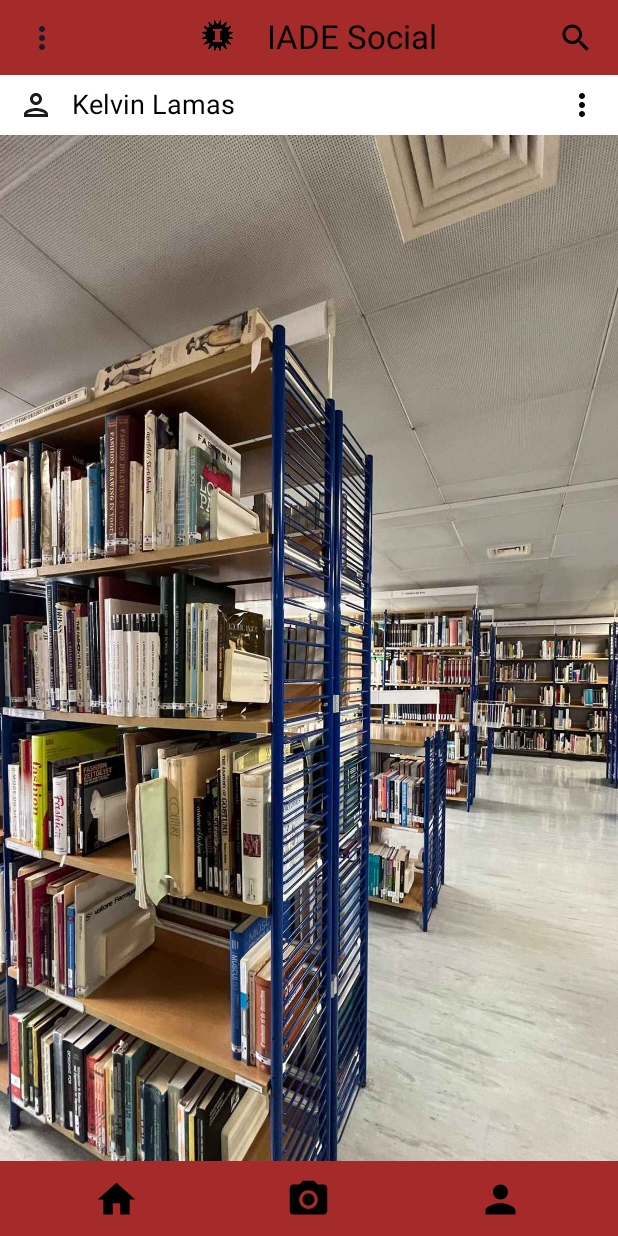
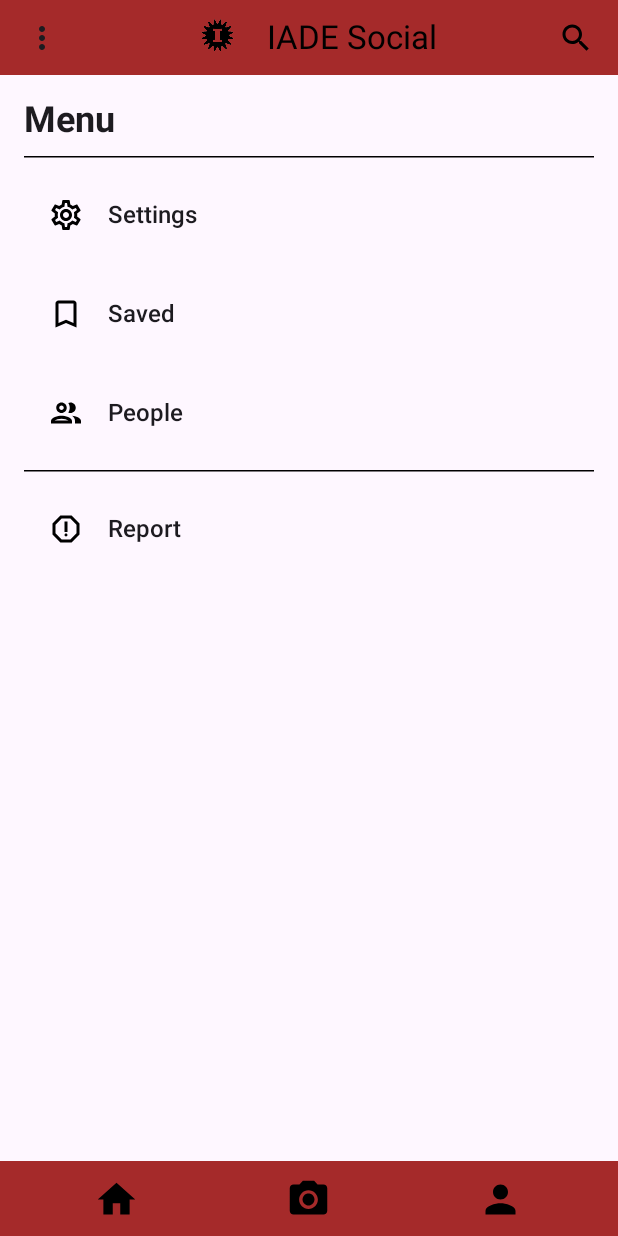
Before and after one commit to Kcrazy75/ProjetoMobile-IADESocial, an Android app built with Jetpack Compose: the MainFeed screen opened directly, with no data from a screen before it, after a tap on "Menu", on a phone screen of 412 x 824 dp. Run offline under Robolectric (Android 15) with nearby library versions, the phone set to English and light mode, and no system bars.

Commit message:
The Big One

```diff
--- a/app/build.gradle.kts
+++ b/app/build.gradle.kts
@@ -53,6 +53,7 @@ dependencies {
     implementation(libs.androidx.constraintlayout.compose.android)
     implementation(libs.androidx.benchmark.macro)
     implementation(libs.androidx.runtime.livedata)
+    implementation(libs.navigation.compose)
 
     testImplementation(libs.junit)
 
--- a/app/src/main/java/com/example/iadesocial/MainFeed.kt
+++ b/app/src/main/java/com/example/iadesocial/MainFeed.kt
@@ -33,10 +33,10 @@ import androidx.compose.material3.Text
 import androidx.compose.material3.TopAppBarDefaults
 import androidx.compose.material3.rememberTopAppBarState
 import androidx.compose.runtime.Composable
-import androidx.compose.runtime.getValue
+import androidx.compose.runtime.LaunchedEffect
 import androidx.compose.runtime.mutableStateOf
+import androidx.compose.runtime.produceState
 import androidx.compose.runtime.remember
-import androidx.compose.runtime.setValue
 import androidx.compose.ui.Alignment
 import androidx.compose.ui.Modifier
 import androidx.compose.ui.graphics.Color
@@ -44,23 +44,33 @@ import androidx.compose.ui.input.nestedscroll.nestedScroll
 import androidx.compose.ui.res.painterResource
 import androidx.compose.ui.tooling.preview.Preview
 import androidx.compose.ui.unit.dp
+import androidx.navigation.NavController
+import androidx.navigation.NavHostController
+import androidx.navigation.compose.NavHost
+import androidx.navigation.compose.composable
+import androidx.navigation.compose.rememberNavController
+import com.example.iadesocial.activity.MenuAccount
+import com.example.iadesocial.activity.MenuBlocked
+import com.example.iadesocial.activity.MenuSaved
+import com.example.iadesocial.activity.MenuScreen
+import com.example.iadesocial.activity.MenuSettings
 import com.example.iadesocial.activity.ProfileScreen
 import com.example.iadesocial.data.models.entities.Post
+import com.example.iadesocial.data.repositories.PostRepository
 import com.example.iadesocial.data.SampleData
 import com.example.iadesocial.items.PostItem
 
 class MainFeed : ComponentActivity() {
     override fun onCreate(savedInstanceState: Bundle?) {
         super.onCreate(savedInstanceState)
-        setContent { MainFeedScreen(SampleData.postsForProfile1) }
+        setContent { MainFeedScreen(navController = rememberNavController()) }
     }
 }
 
 @OptIn(ExperimentalMaterial3Api::class)
 @Composable
-fun MainFeedScreen(posts: List<Post>) {
+fun MainFeedScreen(navController: NavController) {
     val scrollBehavior = TopAppBarDefaults.pinnedScrollBehavior(rememberTopAppBarState())
-    var selectedTab by remember { mutableStateOf("Home") }
 
     Scaffold(
         modifier = Modifier
@@ -89,15 +99,15 @@ fun MainFeedScreen(posts: List<Post>) {
                     }
                 },
                 navigationIcon = {
-                    if (selectedTab == "Home") {
-                        IconButton(onClick = { /* Handle menu action */ }) {
+                    if (navController.currentDestination?.route != "Home") {        //suposto mudar o icone quando nao estiver na home
+                        IconButton(onClick = { navController.navigate("Menu")}) {
                             Icon(
                                 imageVector = Icons.Filled.MoreVert,
                                 contentDescription = "Menu"
                             )
                         }
                         } else {
-                        IconButton(onClick = { selectedTab = "Home"/* change View */ }) {
+                        IconButton(onClick = { navController.popBackStack()}) {
                             Icon(
                                 imageVector = Icons.AutoMirrored.Filled.ArrowBack,
                                 contentDescription = "Back"
@@ -106,18 +116,10 @@ fun MainFeedScreen(posts: List<Post>) {
                     }
                 },
                 actions = {
-                    if (selectedTab == "Home") {
+                    if (navController.currentDestination?.route != "Home") {
                         IconButton(onClick = { /* Handle search action */ }) {
                             Icon(
                                 imageVector = Icons.Filled.Search,
-                                contentDescription = "Search",
-                                tint = Color.Black
-                            )
-                        }
-                    } else {
-                        IconButton(onClick = { /* Handle search action */ }) {
-                            Icon(
-                                imageVector = Icons.Filled.MoreVert,
                                 contentDescription = "Search",
                                 tint = Color.Black
                             )
@@ -135,7 +137,7 @@ fun MainFeedScreen(posts: List<Post>) {
             ) {
                 Spacer(modifier = Modifier.width(45.dp))
 
-                IconButton(onClick = { selectedTab = "Home" }) {
+                IconButton(onClick = { navController.navigate("Home") }) {
                     Icon(
                         imageVector = Icons.Filled.Home,
                         contentDescription = "Home",
@@ -161,7 +163,7 @@ fun MainFeedScreen(posts: List<Post>) {
 
                 Spacer(modifier = Modifier.width(65.dp))
 
-                IconButton(onClick = { selectedTab = "Profile" }) {
+                IconButton(onClick = { navController.navigate("Profile") }){
                     Icon(
                         imageVector = Icons.Filled.Person,
                         contentDescription = "profile",
@@ -170,21 +172,33 @@ fun MainFeedScreen(posts: List<Post>) {
                 }
             }
         }
-    ) { innerPadding ->
-        Box(modifier = Modifier.padding(innerPadding)){
-            when (selectedTab) {
-                "Home" -> HomeScreen(posts)
-                //"CreatePost" -> CreatePostScreen()
-                //"Search" -> SearchScreen()
-                //"ViewPost" -> ViewPostScreen()"
-                "Profile" -> ProfileScreen()
-            }
+    ) { innerPadding -> Box(modifier = Modifier.padding(innerPadding)) {
+            //HomeScreen(navController, SampleData.postsForProfile1)
+            AppNavHost(navController as NavHostController)
         }
     }
 }
 
 @Composable
-fun HomeScreen(posts: List<Post>) {
+fun AppNavHost(navController: NavHostController) {
+    //val (posts, setPosts) = remember { mutableStateOf<List<Post>?>(null) }
+    //val (loading, setLoading) = remember { mutableStateOf(true) }
+    val posts = SampleData.postsForProfile1
+
+    NavHost( navController = navController, startDestination = "home" ) {
+        composable("Home") { HomeScreen(navController, posts) }
+        //composable("mainfeed") { MainFeedScreen(navController) }
+        composable("Profile") { ProfileScreen(navController) }
+        composable("Menu") { MenuScreen(navController) }
+        composable("Settings") { MenuSettings(navController) }
+        composable("Saved") { MenuSaved(navController) }
+        composable("Blocked") { MenuBlocked(navController) }
+        composable("Account") { MenuAccount(navController) }
+    }
+}
+
+@Composable
+fun HomeScreen(navController: NavController, posts: List<Post>) {
     LazyColumn(
         state = rememberLazyListState(),
         userScrollEnabled = true,
@@ -196,6 +210,5 @@ fun HomeScreen(posts: List<Post>) {
 @Preview(showBackground = true)
 @Composable
 fun MainFeedPreview() {
-    val posts = SampleData.postsForProfile1
-    MainFeedScreen(posts)
+    MainFeedScreen(navController = rememberNavController())
 }
--- a/app/src/main/java/com/example/iadesocial/activity/LoginActivity.kt
+++ b/app/src/main/java/com/example/iadesocial/activity/LoginActivity.kt
@@ -10,6 +10,7 @@ import androidx.compose.material3.Surface
 import androidx.compose.runtime.*
 import androidx.compose.ui.graphics.Color
 import androidx.compose.ui.tooling.preview.Preview
+import androidx.navigation.compose.rememberNavController
 import com.example.iadesocial.MainFeed
 import com.example.iadesocial.api.RetrofitInstance
 import com.example.iadesocial.data.models.entities.User
@@ -24,7 +25,7 @@ class LoginActivity : ComponentActivity() {
         setContent {
             Surface(color = Color(0xFFFAFAFA)) {
                 LoginView(
-                    onLoginClick = { username, password -> loginUser(username, password) }
+                    onLogin = { username, password -> loginUser(username, password) }
                 )
             }
         }
@@ -56,5 +57,5 @@ class LoginActivity : ComponentActivity() {
 @Preview(showBackground = true)
 @Composable
 fun LoginScreenPreview(){
-    LoginView(onLoginClick = {_,_ ->})
+    LoginView(onLogin = {_,_ -> })
 }
--- /dev/null
+++ b/app/src/main/java/com/example/iadesocial/activity/MenuActivity.kt
@@ -0,0 +1,186 @@
+package com.example.iadesocial.activity
+
+import android.os.Bundle
+import androidx.activity.ComponentActivity
+import androidx.activity.compose.setContent
+import androidx.compose.foundation.clickable
+import androidx.compose.foundation.layout.Arrangement
+import androidx.compose.foundation.layout.Column
+import androidx.compose.foundation.layout.Row
+import androidx.compose.foundation.layout.Spacer
+import androidx.compose.foundation.layout.fillMaxSize
+import androidx.compose.foundation.layout.fillMaxWidth
+import androidx.compose.foundation.layout.padding
+import androidx.compose.foundation.layout.size
+import androidx.compose.foundation.layout.width
+import androidx.compose.foundation.shape.RoundedCornerShape
+import androidx.compose.material.icons.Icons
+import androidx.compose.material.icons.outlined.Block
+import androidx.compose.material.icons.outlined.BookmarkBorder
+import androidx.compose.material.icons.outlined.Language
+import androidx.compose.material.icons.outlined.People
+import androidx.compose.material.icons.outlined.Person
+import androidx.compose.material.icons.outlined.Report
+import androidx.compose.material.icons.outlined.Settings
+import androidx.compose.material3.HorizontalDivider
+import androidx.compose.material3.Icon
+import androidx.compose.material3.Text
+import androidx.compose.runtime.Composable
+import androidx.compose.ui.Alignment
+import androidx.compose.ui.Modifier
+import androidx.compose.ui.draw.clip
+import androidx.compose.ui.graphics.Color
+import androidx.compose.ui.graphics.vector.ImageVector
+import androidx.compose.ui.text.font.FontWeight
+import androidx.compose.ui.tooling.preview.Preview
+import androidx.compose.ui.unit.dp
+import androidx.compose.ui.unit.sp
+import androidx.navigation.NavController
+import androidx.navigation.compose.rememberNavController
+import com.example.iadesocial.data.SampleData
+import com.example.iadesocial.data.SampleData.followers
+import com.example.iadesocial.data.models.entities.Profile
+
+class MenuActivity : ComponentActivity() {
+    override fun onCreate(savedInstanceState: Bundle?) {
+        super.onCreate(savedInstanceState)
+        setContent {
+            MenuScreen(navController = rememberNavController())
+        }
+    }
+}
+
+@Composable
+fun MenuItem(icon: ImageVector, text: String, navController: NavController,onClick: () -> Unit = {}) {
+
+    Row(
+        verticalAlignment = Alignment.CenterVertically,
+        horizontalArrangement = Arrangement.Start,
+        modifier = Modifier
+            .fillMaxWidth()
+            .clip(RoundedCornerShape(8.dp))
+            .clickable { navController.navigate(route = text) }
+            .padding(16.dp)
+    ) {
+        Icon(
+            imageVector = icon,
+            contentDescription = text,
+            tint = Color.Black,
+            modifier = Modifier.size(24.dp)
+        )
+        Spacer(modifier = Modifier.width(16.dp))
+        Text(
+            text = text,
+            fontSize = 16.sp,
+            fontWeight = FontWeight.Medium
+        )
+    }
+}
+
+@Composable
+fun MenuScreen(navController: NavController) {
+    Column( modifier = Modifier
+        .fillMaxSize()
+        .padding(16.dp),
+        verticalArrangement = Arrangement.spacedBy(10.dp)
+    ) {
+        Text( text = "Menu", fontSize = 24.sp, fontWeight = FontWeight.Bold)
+        HorizontalDivider(thickness = 1.dp, color = Color.Black)
+
+        MenuItem(icon = Icons.Outlined.Settings, text = "Settings",navController)
+        MenuItem(icon = Icons.Outlined.BookmarkBorder, text = "Saved",navController)
+        MenuItem(icon = Icons.Outlined.People, text = "People",navController)
+        HorizontalDivider(thickness = 1.dp, color = Color.Black)
+
+        MenuItem(icon = Icons.Outlined.Report, text = "Report",navController)
+    }
+}
+
+@Composable
+fun MenuSettings(navController: NavController) {
+    Column(
+        modifier = Modifier
+            .fillMaxSize()
+            .padding(16.dp),
+        verticalArrangement = Arrangement.spacedBy(10.dp)
+    ) {
+        Text( text = "Settings", fontSize = 24.sp, fontWeight = FontWeight.Bold )
+        HorizontalDivider(color = Color.Black, thickness = 1.dp)
+
+        MenuItem(icon = Icons.Outlined.Person, text = "Account",navController)
+        MenuItem(icon = Icons.Outlined.Language, text = "Language",navController)
+        HorizontalDivider(thickness = 1.dp, color = Color.Black)
+
+        MenuItem(icon = Icons.Outlined.Block, text = "Blocked",navController)
+    }
+}
+
+@Composable
+fun MenuBlocked(navController: NavController){
+    Column(
+        modifier = Modifier
+            .fillMaxSize()
+            .padding(16.dp),
+        verticalArrangement = Arrangement.spacedBy(10.dp)
+    ) {
+        Text( text = "Blocked Users", fontSize = 24.sp, fontWeight = FontWeight.Bold )
+        HorizontalDivider(color = Color.Black, thickness = 1.dp)
+
+
+    }
+}
+
+@Composable
+fun MenuSaved(navController: NavController){
+    Column(
+        modifier = Modifier
+            .fillMaxSize()
+            .padding(16.dp),
+        verticalArrangement = Arrangement.spacedBy(10.dp)
+    ) {
+        Text( text = "Saved Posts", fontSize = 24.sp, fontWeight = FontWeight.Bold )
+        HorizontalDivider(color = Color.Black, thickness = 1.dp)
+
+
+    }
+}
+
+@Composable
+fun MenuAccount(navController: NavController){
+    val profiles = SampleData.profiles
+    val p: Profile = profiles[1]
+
+    Column(
+        modifier = Modifier
+            .fillMaxSize()
+            .padding(16.dp),
+        verticalArrangement = Arrangement.spacedBy(10.dp)
+    ) {
+        Text( text = "Account Details", fontSize = 24.sp, fontWeight = FontWeight.Bold )
+        HorizontalDivider(color = Color.Black, thickness = 1.dp)
+
+        ProfileIdentifier(p)
+
+        ProfileDescription(
+            displayName = p.name,
+            description = p.bio,
+            followedBy = listOf(followers[0].followerProfile.name, followers[1].followerProfile.name),
+            otherCount = p.followers.size - 2
+        )
+    }
+}
+
+@Composable @Preview
+fun PreviewMenu(){ MenuScreen(navController = rememberNavController()) }
+
+@Composable @Preview
+fun PreviewMenuSettings(){ MenuSettings(navController = rememberNavController()) }
+
+@Composable @Preview
+fun PreviewMenuSettingsBlocked(){ MenuBlocked(navController = rememberNavController()) }
+
+@Composable @Preview
+fun PreviewMenuSaved(){ MenuSaved(navController = rememberNavController()) }
+
+@Composable @Preview
+fun PreviewMenuAccount(){ MenuAccount(navController = rememberNavController()) }
--- a/app/src/main/java/com/example/iadesocial/activity/SignUpActivity.kt
+++ b/app/src/main/java/com/example/iadesocial/activity/SignUpActivity.kt
@@ -24,9 +24,7 @@ class SignUpActivity : ComponentActivity() {
             Surface(color = Color(0xFFFAFAFA)) {
                 val context = this
                 SignUpView(
-                    onSignUpClick = { user ->
-                        registerUser(user, context)
-                    }
+                    onSignUp = { user -> registerUser(user, context) }
                 )
             }
         }
@@ -55,5 +53,5 @@ class SignUpActivity : ComponentActivity() {
 @Preview(showBackground = true)
 @Composable
 fun SignUpScreenPreview(){
-    SignUpView(onSignUpClick = {})
+    SignUpView(onSignUp = {})
 }
--- a/app/src/main/java/com/example/iadesocial/api/ApiService.kt
+++ b/app/src/main/java/com/example/iadesocial/api/ApiService.kt
@@ -3,6 +3,8 @@ package com.example.iadesocial.api
 import com.example.iadesocial.data.models.entities.Comment
 import com.example.iadesocial.data.models.entities.Follower
 import com.example.iadesocial.data.models.entities.Like
+import com.example.iadesocial.data.models.entities.LoginRequest
+import com.example.iadesocial.data.models.entities.LoginResponse
 import com.example.iadesocial.data.models.entities.Post
 import com.example.iadesocial.data.models.entities.Profile
 import com.example.iadesocial.data.models.entities.User
@@ -17,6 +19,8 @@ interface ApiService {
     @POST("users/signup")
     fun signUpUser(@Body user: User): Call<User>
 
+    @POST("auth/login")
+    fun login(@Body loginRequest: LoginRequest): Call<LoginResponse>
 
     // User Endpoints
     @GET("users")
--- a/app/src/main/java/com/example/iadesocial/data/SampleData.kt
+++ b/app/src/main/java/com/example/iadesocial/data/SampleData.kt
@@ -78,7 +78,7 @@ object SampleData {
     // Sample Comments
     val comment1 = Comment(
         commentID = 1,
-        post = Post(1,profile1,"@drawable/ic_postex1","This is post 1",emptyList(),emptyList()),
+        post = Post(1,profile1,"@drawable/ic_postex1","This is comment 1",emptyList(),emptyList()),
         profile = profile2,
         content = "Great post, Kelvin!",
         likes = emptyList()
@@ -86,7 +86,7 @@ object SampleData {
 
     val comment2 = Comment(
         commentID = 2,
-        post = Post(2, profile2, "@drawable/ic_postex2","This is post 2", emptyList(), emptyList()),
+        post = Post(2, profile2, "@drawable/ic_postex2","This is comment 2", emptyList(), emptyList()),
         profile = profile1,
         content = "Interesting insights, Jane!",
         likes = emptyList()
--- a/app/src/main/java/com/example/iadesocial/items/PostItem.kt
+++ b/app/src/main/java/com/example/iadesocial/items/PostItem.kt
@@ -59,6 +59,11 @@ fun PostItem(post: Post, comments: List<Comment>) {
     var showFullContent by remember { mutableStateOf(false) }
     var selectedTab by remember { mutableStateOf("Home") }
     var isExpanded by remember { mutableStateOf(false) }
+
+    var isLiked by remember { mutableStateOf(false) }
+    var likeCount by remember { mutableStateOf(2) }
+
+    var commentCount by remember { mutableStateOf(2) }
 
     Column(
         modifier = Modifier
@@ -134,7 +139,7 @@ fun PostItem(post: Post, comments: List<Comment>) {
             Text(
                 modifier = Modifier
                     .padding(4.dp)
-                    .width(260.dp)
+                    .width(250.dp)
                     .clickable{ showFullContent = !showFullContent },
                 text = buildAnnotatedString{
                     withStyle(style = SpanStyle(fontWeight = FontWeight.Bold))
@@ -147,24 +152,46 @@ fun PostItem(post: Post, comments: List<Comment>) {
             )
             Row (
                 modifier = Modifier
+                    .padding(4.dp)
                     .fillMaxWidth(),
-                horizontalArrangement = Arrangement.End
+                verticalAlignment = Alignment.CenterVertically,
+                horizontalArrangement = Arrangement.Start
             ) {
-                IconButton(onClick = { /* Like Action */ })
-                {
+                IconButton(onClick = {
+                /* Like Action */
+                    if (!isLiked) {
+                        isLiked = true
+                        likeCount++
+                    } else {
+                        isLiked = false
+                        likeCount--
+                    }
+                }) {
                     Icon(
                         imageVector = Icons.Outlined.ThumbUp,
                         contentDescription = "Like Icon",
                         tint = Color.Black
                     )
                 }
-                IconButton(onClick = { /* Save Action */ }) {
+                Text(
+                    text = "$likeCount",
+                    color = Color.Black
+                )
+
+                IconButton(onClick = {
+                /* Save Action */
+                }) {
                     Icon(
                         imageVector = Icons.Outlined.BookmarkBorder,
                         contentDescription = "Save Icon",
                         tint = Color.Black
                     )
                 }
+
+                Text(
+                    text = "$commentCount",
+                    color = Color.Black
+                )
             }
         }
         //Placeholder for comments
--- a/gradle/libs.versions.toml
+++ b/gradle/libs.versions.toml
@@ -20,6 +20,7 @@ navigationCompose = "2.8.4"
 okhttp = "4.12.0"
 retrofitVersion = "2.9.0"
 runtimeLivedata = "1.7.5"
+navigationComposeVersion = "2.8.5"
 
 [libraries]
 androidx-core-ktx = { group = "androidx.core", name = "core-ktx", version.ref = "coreKtx" }
@@ -48,6 +49,7 @@ logging-interceptor = { module = "com.squareup.okhttp3:logging-interceptor", ver
 okhttp = { module = "com.squareup.okhttp3:okhttp", version.ref = "okhttp" }
 retrofit2-retrofit = { module = "com.squareup.retrofit2:retrofit", version.ref = "retrofitVersion" }
 androidx-runtime-livedata = { group = "androidx.compose.runtime", name = "runtime-livedata", version.ref = "runtimeLivedata" }
+navigation-compose = { group = "androidx.navigation", name = "navigation-compose", version.ref = "navigationComposeVersion" }
 
 [plugins]
 android-application = { id = "com.android.application", version.ref = "agp" }
```
Also changed, not shown: app/src/main/java/com/example/iadesocial/MainActivity.kt (+4 -4 lines), app/src/main/java/com/example/iadesocial/activity/ProfileActivity.kt (+31 -16 lines), app/src/main/java/com/example/iadesocial/data/models/entities/AuthData.kt (added, +11 -0 lines), app/src/main/java/com/example/iadesocial/data/repositories/AuthRepository.kt (added, +22 -0 lines), app/src/main/java/com/example/iadesocial/ui/views/LoginView.kt (+5 -3 lines), app/src/main/java/com/example/iadesocial/ui/views/SignUpView.kt (+5 -3 lines), app/src/main/java/com/example/iadesocial/ui/views/WelcomeView.kt (+9 -4 lines).
